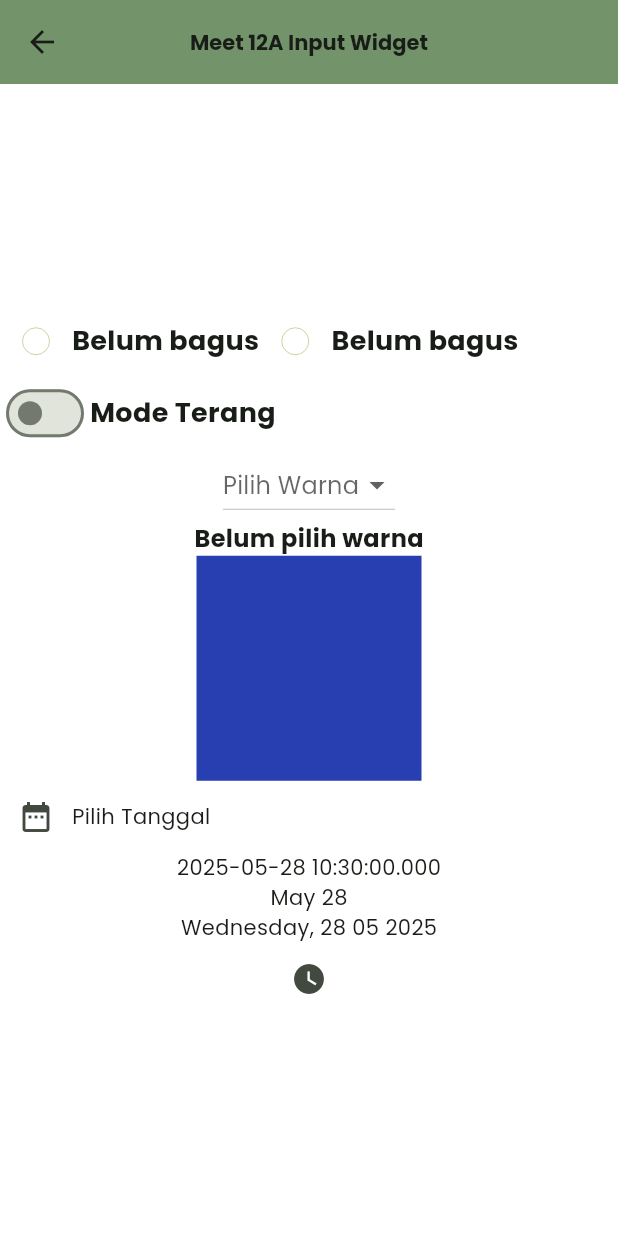
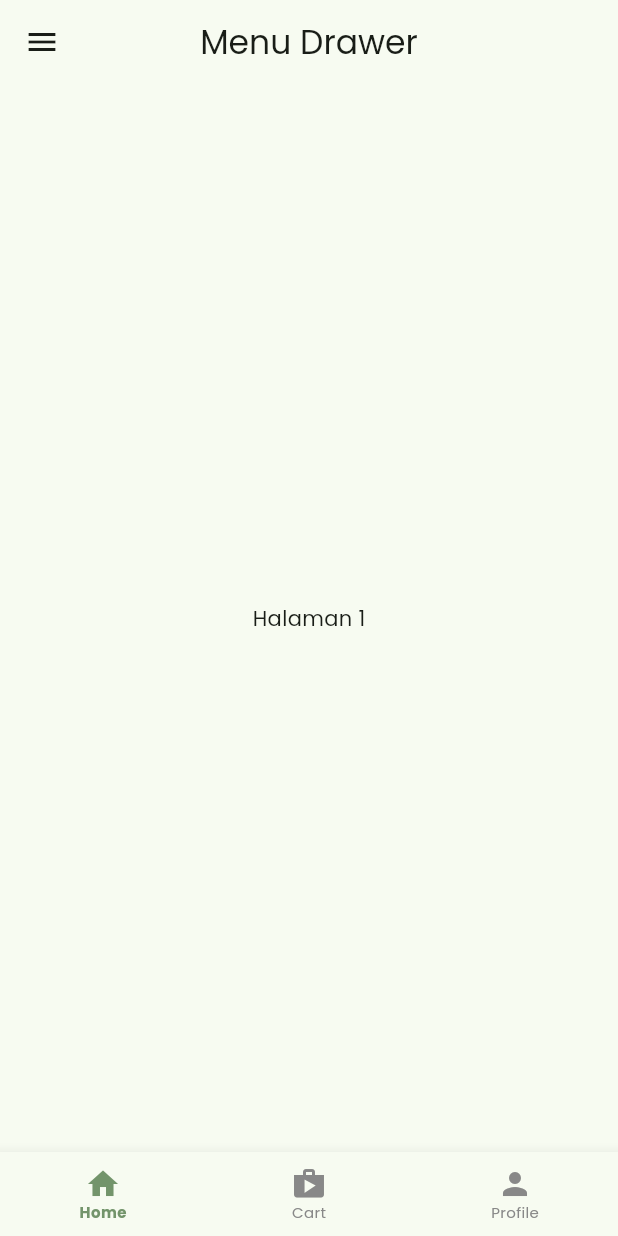
Before and after one commit to Habibieproject/ppkd_b_2, a Flutter app: the screen it shows after launch, after a tap on "Login", on a phone screen of 412 x 824 dp. Run offline on Flutter 3.47's test engine with Material 3 defaults, Android fonts, the phone set to English and light mode, and no system bars.

Commit message:
Belajar drawer, bottom navigator - Meet 12 Update

```diff
--- /dev/null
+++ b/lib/constant/app_image.dart
@@ -0,0 +1,4 @@
+class AppImage {
+  static const asset = "assets/images";
+  static const String photoProfile = "$asset/gambar.png";
+}
--- a/lib/constant/app_style.dart
+++ b/lib/constant/app_style.dart
@@ -1,7 +1,11 @@
 import 'package:flutter/rendering.dart';
 
 class AppStyle {
-  static fontBold({double? fontSize}) {
+  static TextStyle fontBold({double? fontSize}) {
     return TextStyle(fontWeight: FontWeight.bold, fontSize: fontSize ?? 16);
   }
+
+  static TextStyle fontRegular({double? fontSize}) {
+    return TextStyle(fontSize: fontSize ?? 16);
+  }
 }
--- a/lib/main.dart
+++ b/lib/main.dart
@@ -2,6 +2,7 @@ import 'package:flutter/material.dart';
 import 'package:ppkd_b_2/constant/app_color.dart';
 import 'package:ppkd_b_2/meet_11/login_screen.dart';
 import 'package:ppkd_b_2/meet_12/meet_12a.dart';
+import 'package:ppkd_b_2/meet_12/meet_12b.dart';
 import 'package:ppkd_b_2/meet_2/meet_2.dart';
 import 'package:ppkd_b_2/meet_3/meet_3a.dart';
 
@@ -22,6 +23,7 @@ class MyApp extends StatelessWidget {
         "/meet_2": (context) => MeetDua(),
         MeetTigaA.id: (context) => MeetTigaA(),
         Meet12AInputWidget.id: (context) => Meet12AInputWidget(),
+        MeetDuaBelasB.id: (context) => MeetDuaBelasB(),
       },
       debugShowCheckedModeBanner: false,
       title: 'PPKD B 2',
--- a/lib/meet_11/login_screen.dart
+++ b/lib/meet_11/login_screen.dart
@@ -1,7 +1,7 @@
 import 'package:flutter/material.dart';
 import 'package:ppkd_b_2/constant/app_color.dart';
 import 'package:ppkd_b_2/meet_11/meet_11.dart';
-import 'package:ppkd_b_2/meet_12/meet_12a.dart';
+import 'package:ppkd_b_2/meet_12/meet_12b.dart';
 import 'package:ppkd_b_2/meet_4/meet_4a.dart';
 
 class LoginScreen extends StatefulWidget {
@@ -79,7 +79,7 @@ class _LoginScreenState extends State<LoginScreen> {
                     //   context,
                     //   MaterialPageRoute(builder: (context) => const MeetLima()),
                     // );
-                    Navigator.pushNamed(context, Meet12AInputWidget.id);
+                    Navigator.pushNamed(context, MeetDuaBelasB.id);
                   },
                   style: ElevatedButton.styleFrom(
                     backgroundColor: AppColor.blueButton,
--- a/lib/meet_12/meet_12a.dart
+++ b/lib/meet_12/meet_12a.dart
@@ -38,14 +38,14 @@ class _Meet12AInputWidgetState extends State<Meet12AInputWidget> {
   Widget build(BuildContext context) {
     return Scaffold(
       backgroundColor: isSwitchOn ? AppColor.gray88 : Colors.white,
-      appBar: AppBar(
-        backgroundColor: AppColor.army1,
-        title: Text(
-          "Meet 12A Input Widget",
-          style: AppStyle.fontBold(fontSize: 14),
-        ),
-        centerTitle: true,
-      ),
+      // appBar: AppBar(
+      //   backgroundColor: AppColor.army1,
+      //   title: Text(
+      //     "Meet 12A Input Widget",
+      //     style: AppStyle.fontBold(fontSize: 14),
+      //   ),
+      //   centerTitle: true,
+      // ),
       body: Center(
         child: Column(
           mainAxisAlignment: MainAxisAlignment.center,
@@ -54,6 +54,8 @@ class _Meet12AInputWidgetState extends State<Meet12AInputWidget> {
             buildSwitch(),
             buildDropdownButton(),
             buildDataTime(context),
+            Row(
+              children: [
                 IconButton(
                   onPressed: () async {
                     final TimeOfDay? picked = await showTimePicker(
@@ -68,6 +70,14 @@ class _Meet12AInputWidgetState extends State<Meet12AInputWidget> {
                   },
                   icon: Icon(Icons.watch_later),
                 ),
+                Text(
+                  selectedDay == null
+                      ? "Pilih Waktu"
+                      : "${selectedDay!.hour.toString()}:${selectedDay!.minute.toString()}",
+                ),
+              ],
+            ),
+
             // buildCheckBox(_isChecked1),
             // buildCheckBox(_isChecked2),
           ],
--- /dev/null
+++ b/lib/meet_12/meet_12b.dart
@@ -0,0 +1,54 @@
+import 'package:flutter/material.dart';
+import 'package:ppkd_b_2/constant/app_color.dart';
+import 'package:ppkd_b_2/constant/app_style.dart';
+import 'package:ppkd_b_2/meet_12/meet_12a.dart';
+import 'package:ppkd_b_2/meet_12/meet_12c.dart';
+import 'package:ppkd_b_2/meet_4/meet_4a.dart';
+
+class MeetDuaBelasB extends StatefulWidget {
+  const MeetDuaBelasB({super.key});
+  static const String id = "/meet_12b";
+
+  @override
+  State<MeetDuaBelasB> createState() => _MeetDuaBelasBState();
+}
+
+class _MeetDuaBelasBState extends State<MeetDuaBelasB> {
+  int _selectedIndex = 0;
+  static const List<Widget> _screen = [
+    // Center(child: Text("Home Screen")),
+    MeetDuaBelasC(),
+    Meet12AInputWidget(),
+    // MeetSatu(),
+    MeetEmpatA(),
+  ];
+
+  @override
+  Widget build(BuildContext context) {
+    return Scaffold(
+      body: _screen[_selectedIndex],
+      bottomNavigationBar: BottomNavigationBar(
+        onTap: (value) {
+          setState(() {
+            _selectedIndex = value;
+          });
+          print("Halaman saat ini : $_selectedIndex");
+        },
+        currentIndex: _selectedIndex,
+        selectedItemColor: AppColor.army1,
+        unselectedItemColor: AppColor.gray88,
+        unselectedLabelStyle: AppStyle.fontRegular(
+          fontSize: 10,
+        ).copyWith(color: AppColor.gray88),
+        selectedLabelStyle: AppStyle.fontBold(
+          fontSize: 10,
+        ).copyWith(color: AppColor.army1),
+        items: [
+          BottomNavigationBarItem(icon: Icon(Icons.home), label: "Home"),
+          BottomNavigationBarItem(icon: Icon(Icons.shop), label: "Cart"),
+          BottomNavigationBarItem(icon: Icon(Icons.person), label: "Profile"),
+        ],
+      ),
+    );
+  }
+}
--- /dev/null
+++ b/lib/meet_12/meet_12c.dart
@@ -0,0 +1,94 @@
+import 'package:flutter/material.dart';
+import 'package:ppkd_b_2/constant/app_color.dart';
+import 'package:ppkd_b_2/constant/app_image.dart';
+import 'package:ppkd_b_2/constant/app_style.dart';
+import 'package:ppkd_b_2/meet_11/login_screen.dart';
+import 'package:ppkd_b_2/meet_12/meet_12a.dart';
+
+class MeetDuaBelasC extends StatefulWidget {
+  const MeetDuaBelasC({super.key});
+
+  @override
+  State<MeetDuaBelasC> createState() => _MeetDuaBelasCState();
+}
+
+class _MeetDuaBelasCState extends State<MeetDuaBelasC> {
+  int _selectedIndex = 0;
+  static const List<Widget> _screen = [
+    Center(child: Text("Halaman 1")),
+    // Center(child: Text("Halaman 2")),
+    Meet12AInputWidget(),
+    Center(child: Text("Halaman 3")),
+  ];
+  void _itemTapped(int index) {
+    setState(() {
+      _selectedIndex = index;
+    });
+    print("Halaman saat ini : $_selectedIndex");
+  }
+
+  @override
+  Widget build(BuildContext context) {
+    return Scaffold(
+      appBar: AppBar(centerTitle: true, title: Text("Menu Drawer")),
+      drawer: Drawer(
+        child: ListView(
+          children: [
+            DrawerHeader(
+              decoration: BoxDecoration(color: AppColor.army2),
+              child: Column(
+                crossAxisAlignment: CrossAxisAlignment.start,
+                children: [
+                  CircleAvatar(
+                    radius: 40,
+                    backgroundColor: Colors.white,
+                    backgroundImage: AssetImage(AppImage.photoProfile),
+                  ),
+                  Text(
+                    "Andrea Surya Habibie",
+                    style: AppStyle.fontRegular(fontSize: 16),
+                  ),
+                  Text(
+                    "projecthabibie@gmail.com",
+                    style: AppStyle.fontBold(fontSize: 16),
+                  ),
+                ],
+              ),
+            ),
+            ListTile(
+              leading: Icon(Icons.home, color: AppColor.army1),
+              title: Text("Home", style: AppStyle.fontRegular(fontSize: 14)),
+              onTap: () {
+                _itemTapped(0);
+                Navigator.pop(context); // Close the drawer
+              },
+            ),
+            ListTile(
+              leading: Icon(Icons.key, color: AppColor.army1),
+              title: Text(
+                "Ubah Password",
+                style: AppStyle.fontRegular(fontSize: 14),
+              ),
+              onTap: () {
+                _itemTapped(1);
+                Navigator.pop(context); // Close the drawer
+              },
+            ),
+            ListTile(
+              leading: Icon(Icons.logout, color: AppColor.orange),
+              title: Text("Keluar", style: AppStyle.fontRegular(fontSize: 14)),
+              onTap: () {
+                Navigator.pushAndRemoveUntil(
+                  context,
+                  MaterialPageRoute(builder: (context) => LoginScreen()),
+                  (route) => false,
+                );
+              },
+            ),
+          ],
+        ),
+      ),
+      body: _screen[_selectedIndex],
+    );
+  }
+}
--- a/pubspec.yaml
+++ b/pubspec.yaml
@@ -35,12 +35,6 @@ dependencies:
   intl: ^0.20.2
 
 dev_dependencies:
-
-  # The "flutter_lints" package below contains a set of recommended lints to
-  # encourage good coding practices. The lint set provided by the package is
-  # activated in the `analysis_options.yaml` file located at the root of your
-  # package. See that file for information about deactivating specific lint
-  # rules and activating additional ones.
   flutter_lints: ^5.0.0
   flutter_test:
     sdk: flutter
```
Also changed, not shown: 1 other file. Lines whose indentation alone changed are shown as unchanged.
